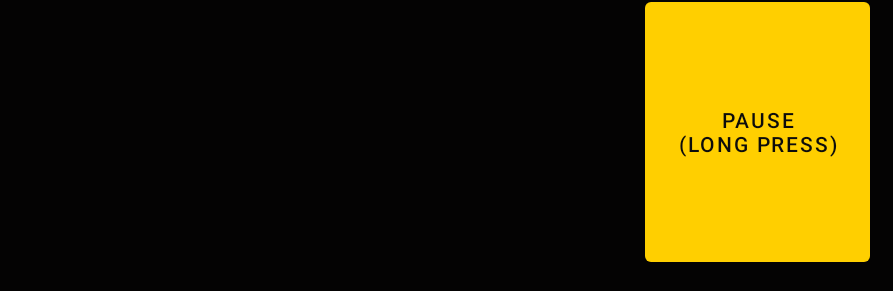
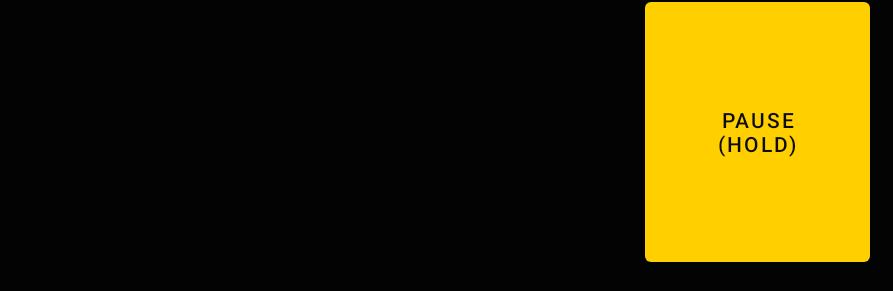
Before and after one commit to farnaztavakool/Bluesat-Eva, an Android app: the SensorActivity screen opened directly, with no data from a screen before it, on a phone screen of 824 x 412 dp (held sideways). Shown: the part 324-615 px from the top of the screen, without its empty margins (343-1236 px from the left). Run offline under Robolectric (Android 15) with nearby library versions, the phone set to English and light mode, and no system bars.

Commit message:
Change from Long press to hold.
Signed-off-by: Rittisak Kwanda <rittisug@hotmail.com>

```diff
--- a/app/src/main/java/com/bluesat/eva/SensorActivity.java
+++ b/app/src/main/java/com/bluesat/eva/SensorActivity.java
@@ -279,9 +279,9 @@ public class SensorActivity extends AppCompatActivity implements LocationListene
             TextView titleText = this.findViewById( R.id.titleTextView );
 
 
-            recordButton.setText( "Resume\n(long press)" );
+            recordButton.setText( "Resume\n(hold)" );
             recordButton.setBackgroundColor( Color.GREEN );
-            pauseResumeButton.setText( "Stop\n(long press)" );
+            pauseResumeButton.setText( "Stop\n(hold)" );
             pauseResumeButton.setBackgroundColor( Color.RED );
             titleText.setText( "PAUSED" );
             this.setLogMessage( "Tap for resume.\nHold for finish." );
@@ -303,7 +303,7 @@ public class SensorActivity extends AppCompatActivity implements LocationListene
         Button recordButton = this.findViewById( R.id.recordButton );
         TextView titleText = this.findViewById( R.id.titleTextView );
 
-        pauseResumeButton.setText( "Pause\n(Long press)" );
+        pauseResumeButton.setText( "Pause\n(hold)" );
         pauseResumeButton.setBackgroundColor( 0xFFFFE900 );
         recordButton.setText( "Record current point" );
         recordButton.setBackgroundColor( 0xFFFFFFFF );
--- a/app/src/main/res/layout/sensor.xml
+++ b/app/src/main/res/layout/sensor.xml
@@ -40,7 +40,7 @@
         android:layout_marginRight="15dp"
         android:layout_marginBottom="15dp"
         android:onClick="onPauseResumeButtonClick"
-        android:text="Pause\n(long press)"
+        android:text="Pause\n(hold)"
         android:textColor="#0C0C0C"
         app:backgroundTint="#FFCF00"
         app:layout_constrainedHeight="true"
```
